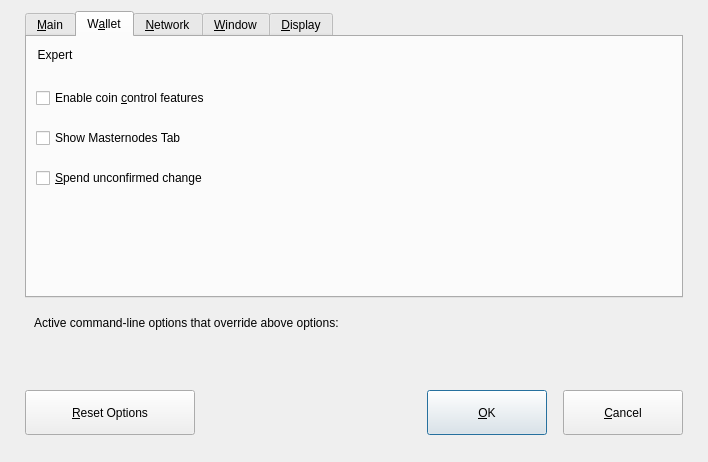
Before: the Qt Designer form src/qt/forms/optionsdialog.ui in dogecash/dogecash-oldchain, drawn with Qt 5.
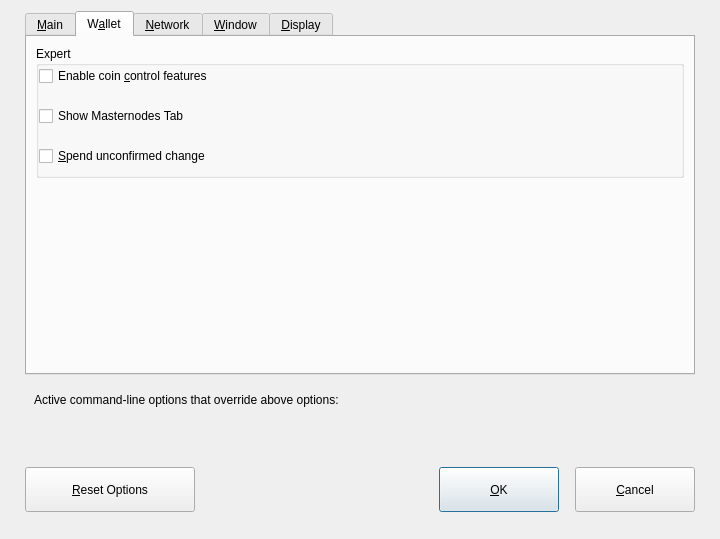
After: the same form once the commit is applied. Custom widgets are drawn as their Qt base class.

```diff
--- a/src/qt/forms/optionsdialog.ui
+++ b/src/qt/forms/optionsdialog.ui
@@ -6,8 +6,8 @@
    <rect>
     <x>0</x>
     <y>0</y>
-    <width>708</width>
-    <height>462</height>
+    <width>720</width>
+    <height>539</height>
    </rect>
   </property>
   <property name="windowTitle">
@@ -247,10 +247,7 @@
        <item>
         <widget class="QGroupBox" name="groupBox">
          <property name="styleSheet">
-          <string notr="true">QGroupBox{
-	border:0px;
-	margin-top: 42px;
-}</string>
+          <string notr="true"/>
          </property>
          <property name="title">
           <string>Expert</string>
```
